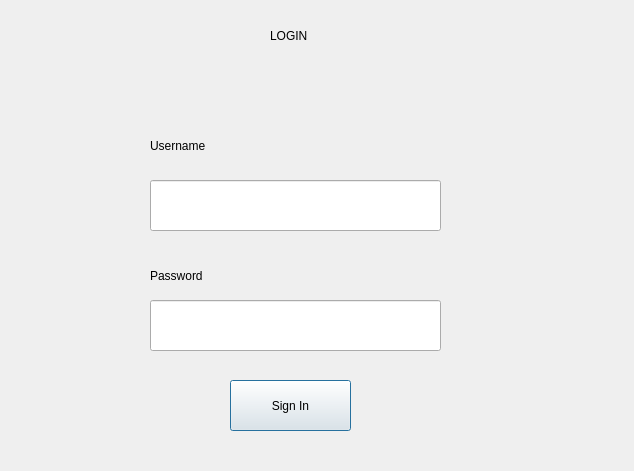
The window that GUI/login/login.ui (mfaisal97/limitleS2) describes before a commit, drawn with Qt 5.
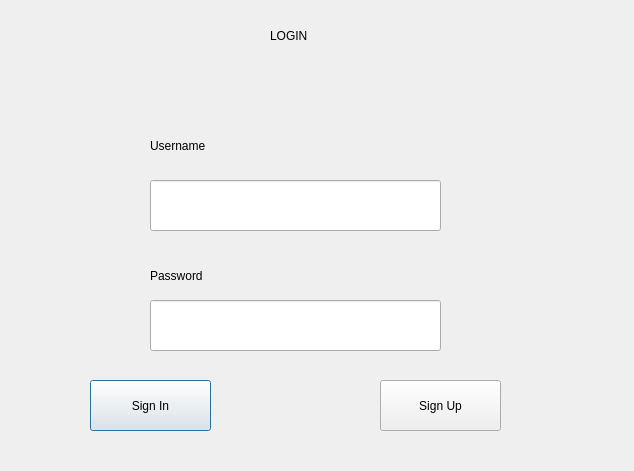
The same window after the commit.

Commit message: Sign in and sign up works

What changed in the file:
```diff
--- a/GUI/login/login.ui
+++ b/GUI/login/login.ui
@@ -78,7 +78,7 @@
   <widget class="QPushButton" name="pushButton">
    <property name="geometry">
     <rect>
-     <x>230</x>
+     <x>90</x>
      <y>380</y>
      <width>121</width>
      <height>51</height>
@@ -88,6 +88,19 @@
     <string>Sign In</string>
    </property>
   </widget>
+  <widget class="QPushButton" name="pushButton_2">
+   <property name="geometry">
+    <rect>
+     <x>380</x>
+     <y>380</y>
+     <width>121</width>
+     <height>51</height>
+    </rect>
+   </property>
+   <property name="text">
+    <string>Sign Up</string>
+   </property>
+  </widget>
  </widget>
  <resources/>
  <connections/>
```
The commit also changes 3 other files.
